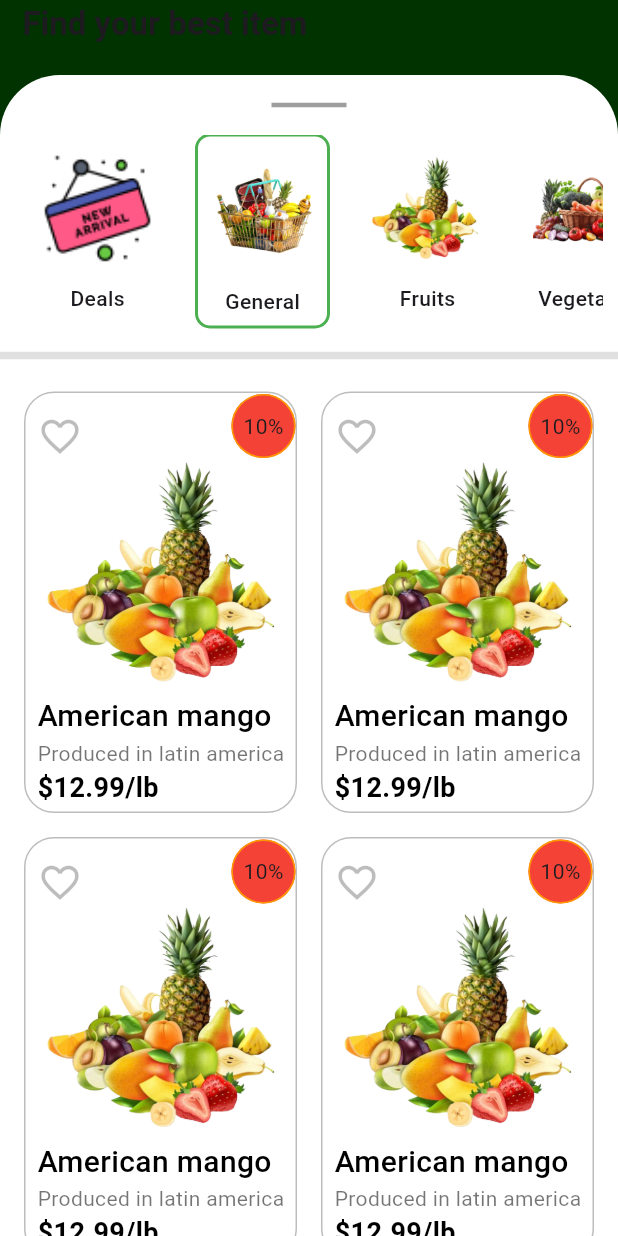
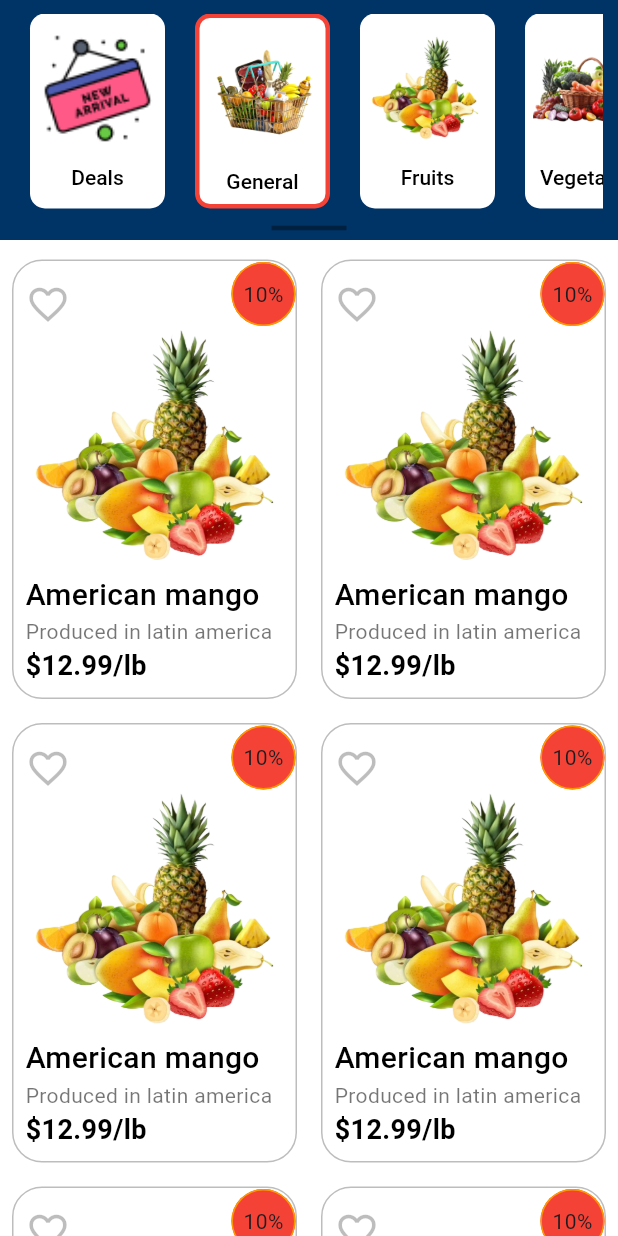
Before and after one commit to NimeshVasani/manage_my_store, a Flutter app: the ShopScreen screen opened directly, after a tap on "General", on a phone screen of 412 x 824 dp. Run offline on Flutter 3.47's test engine with Material 3 defaults, Android fonts, the phone set to English and light mode, and no system bars; drawn by our look-alikes of badges, card_swiper; our stand-ins replace firebase_auth, firebase_core, font_awesome_flutter, get_it, google_sign_in; missing offline and left inert: firebase_ui_auth; accounts and stored records are empty.

Commit message:
UI Update

```diff
--- a/lib/ui/screens/profilescreen.dart
+++ b/lib/ui/screens/profilescreen.dart
@@ -1,7 +1,8 @@
 import 'package:flutter/cupertino.dart';
 import 'package:flutter/material.dart';
+import 'package:manage_my_store/ui/widgets/customtext.dart';
 
-class ProfileScreen extends StatefulWidget{
+class ProfileScreen extends StatefulWidget {
   const ProfileScreen({super.key});
 
   @override
@@ -12,9 +13,47 @@ class _ProfileScreenState extends State<ProfileScreen> {
   @override
   Widget build(BuildContext context) {
     return Scaffold(
-      body: Center(
-        child: Container(height: 30,width: 30,color: Colors.black,),
+        body: SafeArea(
+      child: SingleChildScrollView(
+        child: Column(
+          mainAxisAlignment: MainAxisAlignment.start,
+          crossAxisAlignment: CrossAxisAlignment.center,
+          mainAxisSize: MainAxisSize.max,
+          children: [
+            Row(
+              mainAxisSize: MainAxisSize.max,
+              children: [
+                const Spacer(
+                  flex: 12,
+                ),
+                customTextView(
+                    'Account Detail', 18, FontWeight.w600, Colors.black, 1),
+                const Spacer(
+                  flex: 9,
+                ),
+                const Icon(Icons.edit),
+                const SizedBox(
+                  width: 20.0,
+                )
+              ],
+            ),
+            const SizedBox(height: 20,),
+            Container(
+              clipBehavior: Clip.hardEdge,
+                height: 100,
+                width: 100,
+                decoration:
+                    BoxDecoration(borderRadius: BorderRadius.circular(50)),
+                child: Image.asset('assets/images/vegitables_deals.jpg',fit: BoxFit.cover,)),
+            const SizedBox(height: 5,),
+            customTextView('Nimesh Vasani', 20, FontWeight.w600, Colors.black, 1),
+            customTextView('vasaninimesh@gmail.com', 18, FontWeight.normal, Colors.black54, 1),
+            customTextView('+1 (647) 893-9081', 18, FontWeight.normal, Colors.black54, 1),
+            const SizedBox(height: 5,),
+            const Divider(thickness: 3,color: Colors.black45,)
+          ],
+        ),
       ),
-    );
+    ));
   }
 }
--- a/lib/ui/screens/shopscreen.dart
+++ b/lib/ui/screens/shopscreen.dart
@@ -1,6 +1,5 @@
 import 'package:flutter/material.dart';
 import 'package:manage_my_store/ui/widgets/shopscreenwidgets/appbar.dart';
-import 'package:manage_my_store/ui/widgets/shopscreenwidgets/categories.dart';
 import 'package:manage_my_store/ui/widgets/shopscreenwidgets/customdealslayout.dart';
 import 'package:manage_my_store/ui/widgets/shopscreenwidgets/customgrid.dart';
 import 'package:provider/provider.dart';
@@ -31,7 +30,7 @@ class _ShopScreenState extends State<ShopScreen> {
   @override
   Widget build(BuildContext context) {
     return Scaffold(
-      backgroundColor: const Color(0xFF003300),
+      backgroundColor: const Color(0xFF003366),
 
       body: SafeArea(
           child: CustomScrollView(
@@ -39,7 +38,12 @@ class _ShopScreenState extends State<ShopScreen> {
               controller: _scrollController,
               physics: const ClampingScrollPhysics(),
               slivers: [
-            appBar(),
+             CustomAppBar(onChanged: (index){
+              setState(() {
+                selectedIndex = index;
+                _scrollController.animateTo(40.0, duration: const Duration(milliseconds: 500), curve: Curves.easeInOut);
+              });
+            },),
             SliverList(
                 delegate: SliverChildBuilderDelegate(
                     // The builder function returns a ListTile with a title that
@@ -52,44 +56,10 @@ class _ShopScreenState extends State<ShopScreen> {
                               mainAxisSize: MainAxisSize.min,
                               crossAxisAlignment: CrossAxisAlignment.end,
                               children: [
-                                const Padding(
-                                  padding: EdgeInsets.only(
-                                      right: 20.0, bottom: 10.0),
-                                  child: Text(
-                                    'Show all',
-                                    style: TextStyle(
-                                        fontSize: 16,
-                                        color: Colors.blueAccent,
-                                        fontWeight: FontWeight.w600,
-                                        decoration: TextDecoration.underline,
-                                        decorationColor: Colors.blueAccent),
-                                  ),
-                                ),
-                                Categories(
-                                  onChanged: (index) {
-                                    setState(() {
-                                      selectedIndex = index;
-                                    });
-                                    _scrollController.animateTo(
-                                      300 - kToolbarHeight,
-                                      duration:
-                                          const Duration(milliseconds: 500),
-                                      curve: Curves.easeInOut,
-                                    );
-                                  },
-                                ),
-                                const SizedBox(
-                                  height: 10,
-                                ),
-                                const Divider(
-                                  thickness: 5,
-                                  color: Colors.black12,
-                                ),
-                                Padding(
-                                    padding: const EdgeInsets.all(8.0),
-                                    child: selectedIndex == 0
-                                        ? const CustomDealsLayout()
-                                        : const CustomGridLayout()),
+                                const SizedBox(height: 5,),
+                                selectedIndex == 0
+                                    ? const CustomDealsLayout()
+                                    : const CustomGridLayout(),
                                 const SizedBox(
                                   height: 30,
                                 )
--- a/lib/ui/widgets/shopscreenwidgets/appbar.dart
+++ b/lib/ui/widgets/shopscreenwidgets/appbar.dart
@@ -1,58 +1,79 @@
 import 'package:card_swiper/card_swiper.dart';
 import 'package:flutter/material.dart';
+import 'package:manage_my_store/ui/widgets/shopscreenwidgets/categories.dart';
 
-SliverAppBar appBar() {
+class CustomAppBar extends StatefulWidget {
+  final ValueChanged<int> onChanged;
+
+  const CustomAppBar({super.key, required this.onChanged});
+
+  @override
+  State<CustomAppBar> createState() => _CustomAppBarState();
+}
+
+class _CustomAppBarState extends State<CustomAppBar> {
+
+  int selectedIndex = 0;
+
+  @override
+  Widget build(BuildContext context) {
     return SliverAppBar(
-      backgroundColor: const Color(0xFF003300),
+        backgroundColor: const Color(0xFF003366),
         surfaceTintColor: Colors.transparent,
         // Set this height
-      expandedHeight: 300,
-      collapsedHeight: 90,
+        expandedHeight: 200,
+        collapsedHeight: 160,
         clipBehavior: Clip.hardEdge,
         automaticallyImplyLeading: false,
         primary: false,
         flexibleSpace: FlexibleSpaceBar(
             title: Column(
               mainAxisAlignment: MainAxisAlignment.end,
-            crossAxisAlignment: CrossAxisAlignment.start,
+              crossAxisAlignment: CrossAxisAlignment.end,
               children: [
-              const Padding(
-                padding: EdgeInsets.only(bottom: 20.0,left: 15.0),
-                child: Text('Find your best item',style: TextStyle(fontWeight: FontWeight.w600),),
+                SizedBox(
+                  height: 130,
+                  width: double.infinity,
+                  child: Categories(
+                    onChanged: (index) {
+                      setState(() {
+                        selectedIndex = index;
+                      });
+                   widget.onChanged(selectedIndex);
+                    },
                   ),
-              Container(
-                height: 40,
-                decoration: const BoxDecoration(
-                    color: Colors.white,
-                    borderRadius: BorderRadius.only(
-                        topLeft: Radius.circular(50.0),
-                        topRight: Radius.circular(50.0))
                 ),
-                child:   const Center(
-                  child: SizedBox(width:50,child: Divider(thickness: 3,color: Colors.black38,)),
+                const SizedBox(
+                  height: 5.0,
                 ),
-              )
+                const Center(
+                  child: SizedBox(
+                      width: 50,
+                      child: Divider(
+                        thickness: 3,
+                        color: Colors.black38,
+                      )),
+                ),
               ],
             ),
             centerTitle: false,
             titlePadding: EdgeInsets.zero,
             expandedTitleScale: 1,
-          background:  Container(
+            background: Container(
               decoration: const BoxDecoration(
                 gradient: LinearGradient(
-              colors: [Color(0xFF003300), Color(0xFF336600)], // Add your desired colors
+                  colors: [Color(0xFF003366), Color(0xFF66ccff)],
+                  // Add your desired colors
                   begin: Alignment.topCenter,
                   end: Alignment.bottomCenter,
-            ),),
-            child: Column(
+                ),
+              ),
+              child: const Row(
                 mainAxisAlignment: MainAxisAlignment.start,
                 crossAxisAlignment: CrossAxisAlignment.start,
                 children: [
-                  const Row(
-                    mainAxisAlignment: MainAxisAlignment.start,
-                    children: [
                   Padding(
-                        padding: EdgeInsets.only(left: 15.0,bottom: 8.0,top: 8.0),
+                    padding: EdgeInsets.only(left: 15.0,),
                     child: Text(
                       'We have something for you',
                       style: TextStyle(
@@ -64,48 +85,22 @@ SliverAppBar appBar() {
                   ),
                   Spacer(),
                   Padding(
-                        padding: EdgeInsets.only(right: 20.0,top: 8.0,bottom: 8.0),
-                        child: Icon(
-                          Icons.notifications_on_outlined,
-                          color: Colors.white,
+                    padding: EdgeInsets.only(right: 10.0),
+                    child: Text(
+                      'Show all',
+                      style: TextStyle(
+                          fontSize: 18,
+                          color: Colors.blueAccent,
+                          fontWeight: FontWeight.w600,
+                          decoration: TextDecoration.underline,
+                          decorationColor: Colors.blueAccent),
                     ),
                   ),
-
                 ],
               ),
-                  const SizedBox(height: 10,),
-                  SizedBox(
-                    height: 170,
-                    width: double.infinity,
-                    child: Swiper(
-                      autoplay: true,
-                      itemBuilder:
-                          (BuildContext context, int index) {
-                        return Padding(
-                          padding: const EdgeInsets.only(bottom: 30.0),
-                          child: Card(
-                            elevation: 5.0,
-                            // Set the elevation value according to your preference
-                            clipBehavior: Clip.hardEdge,
-                            margin: EdgeInsets.zero,
-                            color: Colors.transparent,
-                            surfaceTintColor: Colors.transparent,
-                            child: Image.asset(
-                                'assets/images/offer_${index+1}.png', fit: BoxFit.fill),
-                          ),
-                        );
-                      },
-                      viewportFraction: 0.6,
-                      scale: 0.6 ,
-                      itemCount: 3,
-                      index: 1,
-                      loop: true,
-
-                    ),
-                  )
-                ]),
             )),
         snap: false,
         pinned: true,
         floating: false);
   }
+}
--- a/lib/ui/widgets/shopscreenwidgets/categories.dart
+++ b/lib/ui/widgets/shopscreenwidgets/categories.dart
@@ -1,4 +1,3 @@
-import 'package:flutter/cupertino.dart';
 import 'package:flutter/material.dart';
 
 class Categories extends StatefulWidget {
@@ -52,9 +51,10 @@ class _CategoriesState extends State<Categories> {
                 child: Container(
                   decoration: selectedIndex == index
                       ? BoxDecoration(
+                    color: Colors.white,
                           borderRadius: BorderRadius.circular(10.0),
-                          border: Border.all(color: Colors.green, width: 2))
-                      : const BoxDecoration(),
+                          border: Border.all(color: Colors.red, width: 3))
+                      : BoxDecoration(color: Colors.white,borderRadius: BorderRadius.circular(10.0)),
                   width: 90,
                   child: Column(
                     children: [
@@ -66,7 +66,7 @@ class _CategoriesState extends State<Categories> {
                       ),
                       Text(
                         lisName[index],
-                        style: const TextStyle(fontWeight: FontWeight.w500),
+                        style: const TextStyle(fontWeight: FontWeight.w500,fontSize: 14,color: Colors.black),
                         overflow: TextOverflow.ellipsis,
                       )
                     ],
```
Lines whose indentation alone changed are shown as unchanged.
